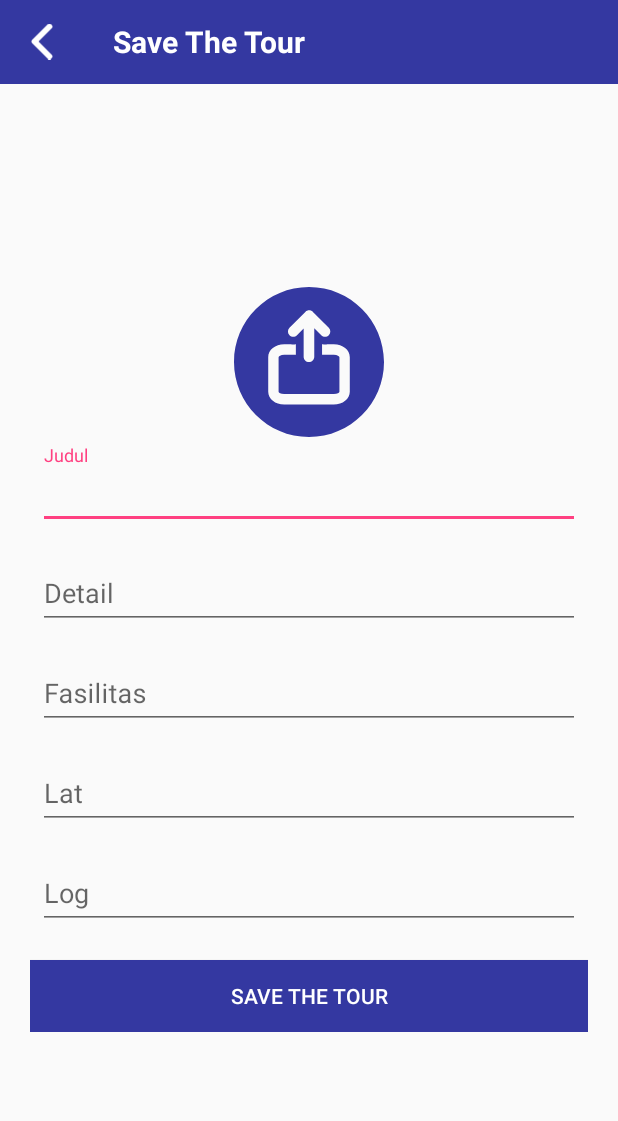
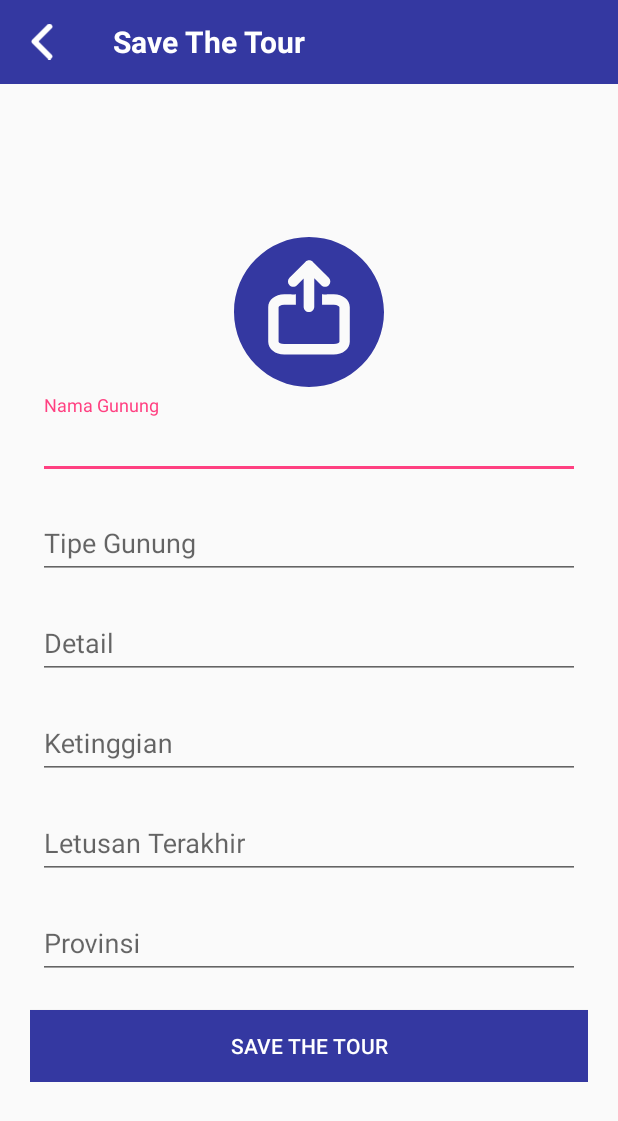
Before and after one commit to Egi10/Pailah, an Android app: the SaveActivity screen opened directly, with no data from a screen before it, on a phone screen of 412 x 824 dp. Shown: the top 1121 px of the screen. Run offline under Robolectric (Android 15) with nearby library versions, the phone set to English and light mode, and no system bars; our stand-ins replace Firebase (no records; nobody signed in at launch, a user with empty details on screens opened directly); libraries missing offline, so code that uses them is left out: mehdi.sakout.fancybuttons; plain views replace FancyButton; 2 statements that could not run were skipped.

Commit message:
View Firebase

```diff
--- a/app/build.gradle
+++ b/app/build.gradle
@@ -21,9 +21,9 @@ android {
 
 dependencies {
     implementation fileTree(dir: 'libs', include: ['*.jar'])
-    implementation 'com.android.support:appcompat-v7:27.0.2'
+    implementation 'com.android.support:appcompat-v7:27.1.0'
     implementation 'com.android.support.constraint:constraint-layout:1.0.2'
-    implementation 'com.android.support:design:27.0.2'
+    implementation 'com.android.support:design:27.1.0'
     implementation 'com.google.firebase:firebase-database:12.0.1'
     implementation 'com.google.firebase:firebase-auth:12.0.1'
     implementation 'com.google.firebase:firebase-storage:12.0.1'
@@ -31,5 +31,6 @@ dependencies {
     implementation 'com.github.bumptech.glide:glide:4.6.1'
     implementation 'de.hdodenhof:circleimageview:1.3.0'
     implementation 'com.github.medyo:fancybuttons:1.8.4'
+    implementation 'com.android.support:cardview-v7:27.1.0'
 }
 apply plugin: 'com.google.gms.google-services'
--- a/app/src/main/java/com/egifcb/paila/pailah/activity/SaveActivity.java
+++ b/app/src/main/java/com/egifcb/paila/pailah/activity/SaveActivity.java
@@ -10,7 +10,6 @@ import android.support.annotation.NonNull;
 import android.support.design.widget.Snackbar;
 import android.support.v7.app.AppCompatActivity;
 import android.os.Bundle;
-import android.support.v7.widget.AppCompatButton;
 import android.support.v7.widget.AppCompatEditText;
 import android.support.v7.widget.AppCompatImageView;
 import android.support.v7.widget.Toolbar;
@@ -22,7 +21,7 @@ import android.widget.Toast;
 
 import com.egifcb.paila.pailah.R;
 import com.egifcb.paila.pailah.model.Constants;
-import com.egifcb.paila.pailah.model.Tour;
+import com.egifcb.paila.pailah.model.Mount;
 import com.egifcb.paila.pailah.session.SessionManager;
 import com.google.android.gms.tasks.OnFailureListener;
 import com.google.android.gms.tasks.OnSuccessListener;
@@ -41,7 +40,7 @@ public class SaveActivity extends AppCompatActivity {
     Toolbar toolbar;
     AppCompatImageView toolbarBack;
     AppCompatImageView ivImage;
-    AppCompatEditText judul, detail, fasilitas, lat, lag;
+    AppCompatEditText NamaGunung, TipeGunung, Detail, Ketinggian, LetusanTerakhir, Provinsi;
     FancyButton save;
 
     private static final int PICK_IMAGE_REQUEST = 234;
@@ -78,11 +77,12 @@ public class SaveActivity extends AppCompatActivity {
         sessionManager = new SessionManager(getBaseContext());
 
         ivImage = findViewById(R.id.ivImage);
-        judul = findViewById(R.id.tvTitle);
-        detail = findViewById(R.id.tvDetail);
-        fasilitas = findViewById(R.id.tvFasilitas);
-        lat = findViewById(R.id.tvLat);
-        lag = findViewById(R.id.tvLog);
+        NamaGunung = findViewById(R.id.tvnamaGunung);
+        TipeGunung = findViewById(R.id.tvtipeGunung);
+        Detail = findViewById(R.id.tvDetail);
+        Ketinggian = findViewById(R.id.tvketinggian);
+        LetusanTerakhir = findViewById(R.id.tvletusanTerakhir);
+        Provinsi = findViewById(R.id.tvprovinsi);
         save = findViewById(R.id.btnSave);
 
         ivImage.setOnClickListener(new View.OnClickListener() {
@@ -95,20 +95,23 @@ public class SaveActivity extends AppCompatActivity {
         save.setOnClickListener(new View.OnClickListener() {
             @Override
             public void onClick(View v) {
-                String tvjudul = judul.getText().toString();
-                String tvdetail = detail.getText().toString();
-                String tvfasilitas = fasilitas.getText().toString();
-                String tvlat = lat.getText().toString();
-                String tvlag = lag.getText().toString();
+                String namaGunung, tipeGunung, detail, ketinggian, letusanTerakhir, provinsi;
+
+                namaGunung = NamaGunung.getText().toString();
+                tipeGunung = TipeGunung.getText().toString();
+                detail = Detail.getText().toString();
+                ketinggian = Ketinggian.getText().toString();
+                letusanTerakhir = LetusanTerakhir.getText().toString();
+                provinsi = Provinsi.getText().toString();
 
                 HashMap<String, String> user = sessionManager.getUserDetail();
                 String nm = user.get(SessionManager.NAMA);
                 String em = user.get(SessionManager.EMAIL);
 
-                if (tvjudul.equals("") || tvdetail.equals("") || tvfasilitas.equals("") || tvlat.equals("") || tvlag.equals("")){
+                if (namaGunung.equals("") || tipeGunung.equals("") || detail.equals("") || ketinggian.equals("") || letusanTerakhir.equals("") || provinsi.equals("")){
                     Toast.makeText(getBaseContext(), "Jangan Ada Data Yang Kosong", Toast.LENGTH_SHORT).show();
                 }else {
-                    uploadFile(tvjudul, tvdetail, tvfasilitas, tvlat, tvlag, nm, em);
+                    uploadFile(namaGunung, tipeGunung, detail, ketinggian, letusanTerakhir, provinsi, nm);
                 }
             }
         });
@@ -121,8 +124,7 @@ public class SaveActivity extends AppCompatActivity {
         startActivityForResult(Intent.createChooser(intent, "Select Picture"), PICK_IMAGE_REQUEST);
     }
 
-    private void uploadFile(final String tvjudul, final String tvdetail, final String tvfasilitas, final String tvlat, final String tvlag,
-                            final String nama, final String email){
+    private void uploadFile(final String namaGunung, final String tipeGunung, final String detail, final String ketinggian, final String letusanTerakhir, final String provinsi, final String publish){
         if (filePath != null) {
             final ProgressDialog progressDialog = new ProgressDialog(this);
             progressDialog.setTitle("Mohon Menunggu");
@@ -136,20 +138,21 @@ public class SaveActivity extends AppCompatActivity {
                     .addOnSuccessListener(new OnSuccessListener<UploadTask.TaskSnapshot>() {
                         @Override
                         public void onSuccess(UploadTask.TaskSnapshot taskSnapshot) {
-                            databaseReference = FirebaseDatabase.getInstance().getReference("tourall");
+                            databaseReference = FirebaseDatabase.getInstance().getReference("mount");
 
                             String id = databaseReference.push().getKey();
 
-                            Tour tour = new Tour(id, tvjudul, tvdetail, tvfasilitas, tvlat, tvlag, taskSnapshot.getDownloadUrl().toString(), nama, email);
-                            databaseReference.child(id).setValue(tour);
+                            Mount mount = new Mount(id, namaGunung, tipeGunung, detail, ketinggian, letusanTerakhir, provinsi, taskSnapshot.getDownloadUrl().toString(), publish);
+                            databaseReference.child(id).setValue(mount);
 
                             Toast.makeText(getBaseContext(), "Data Sudah Tersimpan", Toast.LENGTH_SHORT).show();
 
-                            judul.setText("");
-                            detail.setText("");
-                            fasilitas.setText("");
-                            lat.setText("");
-                            lag.setText("");
+                            NamaGunung.setText("");
+                            TipeGunung.setText("");
+                            Detail.setText("");
+                            Ketinggian.setText("");
+                            LetusanTerakhir.setText("");
+                            Provinsi.setText("");
                             ivImage.setImageResource(R.drawable.ic_upload);
 
                             progressDialog.dismiss();
--- a/app/src/main/java/com/egifcb/paila/pailah/session/SessionManager.java
+++ b/app/src/main/java/com/egifcb/paila/pailah/session/SessionManager.java
@@ -20,7 +20,7 @@ public class SessionManager {
 
     int PRIVATE_MODE = 0;
 
-    private static final String PREF_NAME = "Tour";
+    private static final String PREF_NAME = "Mount";
     private static final String IS_LOGIN = "IsLoggedIn";
 
     public static final String KEY_ID = "KeyId";
--- a/app/src/main/res/layout/activity_save.xml
+++ b/app/src/main/res/layout/activity_save.xml
@@ -59,8 +59,19 @@
                 <android.support.v7.widget.AppCompatEditText
                     android:layout_width="match_parent"
                     android:layout_height="wrap_content"
-                    android:hint="Judul"
-                    android:id="@+id/tvTitle"/>
+                    android:hint="Nama Gunung"
+                    android:id="@+id/tvnamaGunung"/>
+            </android.support.design.widget.TextInputLayout>
+
+            <android.support.design.widget.TextInputLayout
+                android:layout_width="match_parent"
+                android:layout_height="wrap_content"
+                android:padding="5dp">
+                <android.support.v7.widget.AppCompatEditText
+                    android:layout_width="match_parent"
+                    android:layout_height="wrap_content"
+                    android:hint="Tipe Gunung"
+                    android:id="@+id/tvtipeGunung"/>
             </android.support.design.widget.TextInputLayout>
 
             <android.support.design.widget.TextInputLayout
@@ -81,8 +92,8 @@
                 <android.support.v7.widget.AppCompatEditText
                     android:layout_width="match_parent"
                     android:layout_height="wrap_content"
-                    android:hint="Fasilitas"
-                    android:id="@+id/tvFasilitas"/>
+                    android:hint="Ketinggian"
+                    android:id="@+id/tvketinggian"/>
             </android.support.design.widget.TextInputLayout>
 
             <android.support.design.widget.TextInputLayout
@@ -92,8 +103,8 @@
                 <android.support.v7.widget.AppCompatEditText
                     android:layout_width="match_parent"
                     android:layout_height="wrap_content"
-                    android:hint="Lat"
-                    android:id="@+id/tvLat"/>
+                    android:hint="Letusan Terakhir"
+                    android:id="@+id/tvletusanTerakhir"/>
             </android.support.design.widget.TextInputLayout>
 
             <android.support.design.widget.TextInputLayout
@@ -104,8 +115,8 @@
                 <android.support.v7.widget.AppCompatEditText
                     android:layout_width="match_parent"
                     android:layout_height="wrap_content"
-                    android:hint="Log"
-                    android:id="@+id/tvLog"/>
+                    android:hint="Provinsi"
+                    android:id="@+id/tvprovinsi"/>
             </android.support.design.widget.TextInputLayout>
 
             <mehdi.sakout.fancybuttons.FancyButton
```
Also changed, not shown: app/src/main/java/com/egifcb/paila/pailah/activity/MainActivity.java (+63 -2 lines), app/src/main/java/com/egifcb/paila/pailah/adapter/AdapterView.java (added, +77 -0 lines), app/src/main/java/com/egifcb/paila/pailah/model/Mount.java (added, +103 -0 lines), app/src/main/java/com/egifcb/paila/pailah/model/Tour.java (deleted, +0 -97 lines), app/src/main/res/layout/content_main.xml (+21 -2 lines), app/src/main/res/layout/costum_layout_view.xml (added, +109 -0 lines), app/src/main/assets/fonts/SourceSerifPro-Regular.ttf (added), app/src/main/res/drawable/singgalang.jpg (added).
